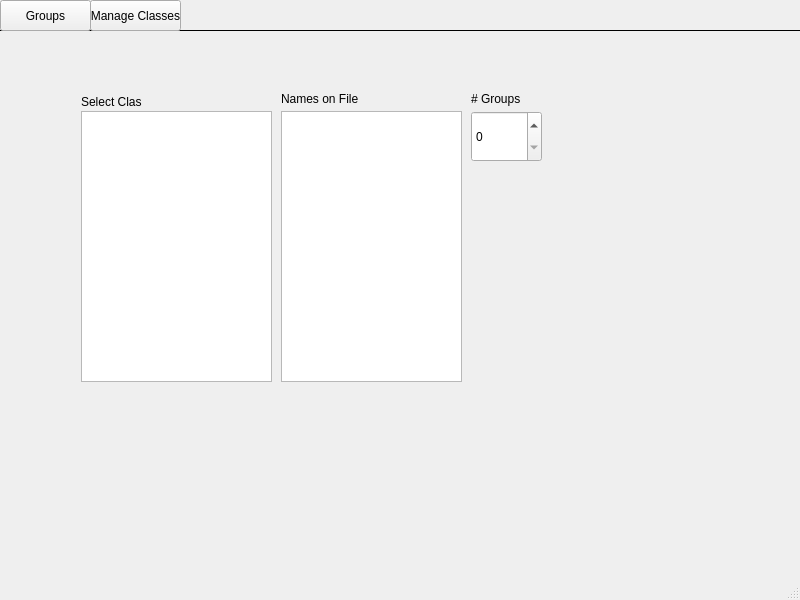
Old version of the form hello/mainwindow.ui in the repository 20jmorrison/makeGroups.
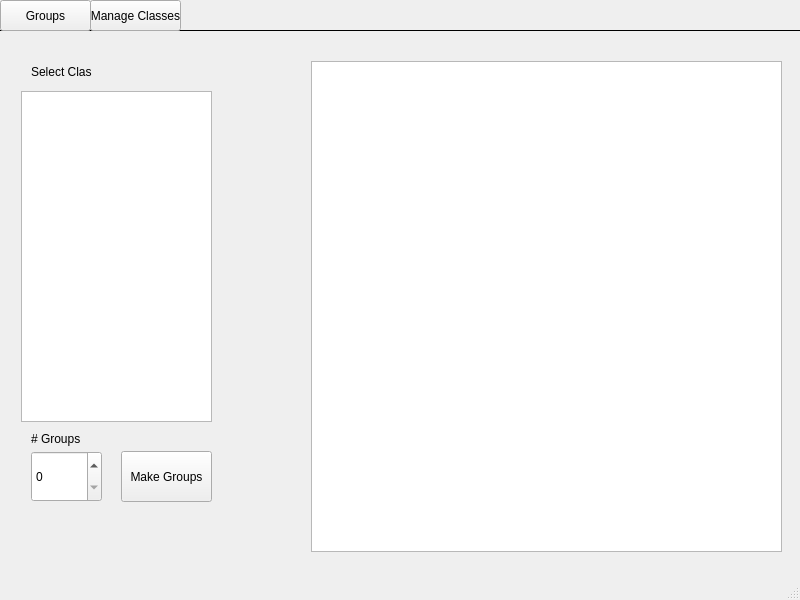
New version of the form. The open tabs and pages were chosen to show the change.

Commit message: Add table widget, some formatting

Patch:
```diff
--- a/hello/mainwindow.ui
+++ b/hello/mainwindow.ui
@@ -208,10 +208,10 @@
      <widget class="QListWidget" name="classes_list">
       <property name="geometry">
        <rect>
-        <x>90</x>
-        <y>80</y>
+        <x>30</x>
+        <y>60</y>
         <width>191</width>
-        <height>271</height>
+        <height>331</height>
        </rect>
       </property>
       <property name="editTriggers">
@@ -221,8 +221,8 @@
      <widget class="QLabel" name="label_2">
       <property name="geometry">
        <rect>
-        <x>90</x>
-        <y>60</y>
+        <x>40</x>
+        <y>30</y>
         <width>61</width>
         <height>21</height>
        </rect>
@@ -231,34 +231,11 @@
        <string>Select Class</string>
       </property>
      </widget>
-     <widget class="QPlainTextEdit" name="names_list">
-      <property name="geometry">
-       <rect>
-        <x>290</x>
-        <y>80</y>
-        <width>181</width>
-        <height>271</height>
-       </rect>
-      </property>
-     </widget>
-     <widget class="QLabel" name="label_3">
-      <property name="geometry">
-       <rect>
-        <x>290</x>
-        <y>60</y>
-        <width>81</width>
-        <height>16</height>
-       </rect>
-      </property>
-      <property name="text">
-       <string>Names on File</string>
-      </property>
-     </widget>
      <widget class="QSpinBox" name="spinBox">
       <property name="geometry">
        <rect>
-        <x>480</x>
-        <y>80</y>
+        <x>40</x>
+        <y>420</y>
         <width>71</width>
         <height>51</height>
        </rect>
@@ -267,8 +244,8 @@
      <widget class="QLabel" name="label_4">
       <property name="geometry">
        <rect>
-        <x>480</x>
-        <y>60</y>
+        <x>40</x>
+        <y>400</y>
         <width>71</width>
         <height>16</height>
        </rect>
@@ -277,6 +254,29 @@
        <string># Groups</string>
       </property>
      </widget>
+     <widget class="QTableWidget" name="groupsTable_tbl">
+      <property name="geometry">
+       <rect>
+        <x>320</x>
+        <y>30</y>
+        <width>471</width>
+        <height>491</height>
+       </rect>
+      </property>
+     </widget>
+     <widget class="QPushButton" name="pushButton">
+      <property name="geometry">
+       <rect>
+        <x>130</x>
+        <y>420</y>
+        <width>91</width>
+        <height>51</height>
+       </rect>
+      </property>
+      <property name="text">
+       <string>Make Groups</string>
+      </property>
+     </widget>
     </widget>
    </widget>
    <widget class="QPushButton" name="groups_btn">
```
Left out of the diff: 2 changed lines with no effect on the pictures. The commit also changes 9 other files.
